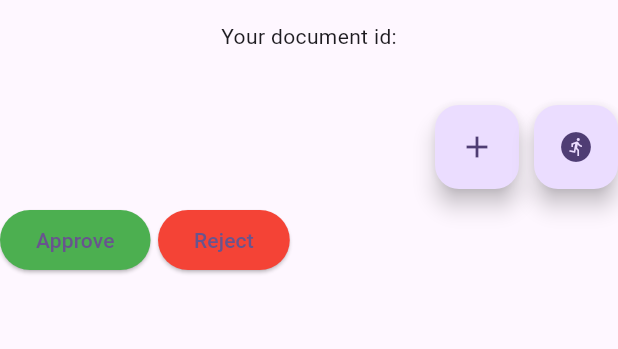
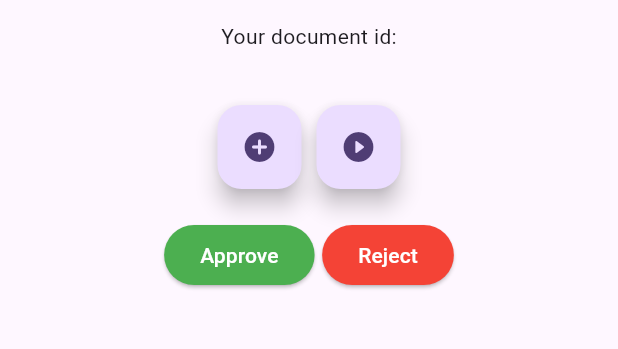
Before and after one commit to uptron-io/google_workflow_flutter, a Flutter app: the screen it shows after launch, on a phone screen of 412 x 824 dp, the part 63-412 px from its top. Run offline on Flutter 3.47's test engine with Material 3 defaults, Android fonts, the phone set to English and light mode, and no system bars; our stand-ins replace flutter_dotenv, supabase_flutter; accounts and stored records are empty.

Commit message:
Code review

```diff
--- a/app/lib/main.dart
+++ b/app/lib/main.dart
@@ -1,6 +1,5 @@
 import 'dart:async';
 
-import 'package:flutter/foundation.dart';
 import 'package:flutter/material.dart';
 import 'package:supabase_flutter/supabase_flutter.dart';
 import 'package:flutter_dotenv/flutter_dotenv.dart';
@@ -27,11 +26,12 @@ class MyApp extends StatelessWidget {
   @override
   Widget build(BuildContext context) {
     return MaterialApp(
-      title: 'Flutter Demo',
+      title: 'Document Management System',
       theme: ThemeData(
         colorScheme: ColorScheme.fromSeed(seedColor: Colors.deepPurple),
         useMaterial3: true,
       ),
+      debugShowCheckedModeBanner: false,
       home: MyHomePage(supabase: Supabase.instance.client),
     );
   }
@@ -122,7 +122,7 @@ class _MyHomePageState extends State<MyHomePage> {
         title: const Text('Document Management System'),
       ),
       body: Column(
-        crossAxisAlignment: CrossAxisAlignment.start,
+        crossAxisAlignment: CrossAxisAlignment.center,
         children: [
           Center(
             child: Column(
@@ -139,25 +139,25 @@ class _MyHomePageState extends State<MyHomePage> {
             ),
           ),
           Row(
-            mainAxisAlignment: MainAxisAlignment.end,
+            mainAxisAlignment: MainAxisAlignment.center,
             children: [
               FloatingActionButton(
                 onPressed: _createDocument,
                 tooltip: 'Create',
-                child: const Icon(Icons.add),
+                child: const Icon(Icons.add_circle_rounded),
               ),
               const SizedBox(width: 10),
               FloatingActionButton(
                 onPressed: _runWorkflow,
                 tooltip: 'Run Workflow',
-                child: const Icon(Icons.run_circle),
+                child: const Icon(Icons.play_circle_fill_rounded),
               ),
             ],
           ),
           Padding(
-            padding: const EdgeInsets.symmetric(vertical: 10.0),
+            padding: const EdgeInsets.all(20),
             child: Row(
-              mainAxisAlignment: MainAxisAlignment.start,
+              mainAxisAlignment: MainAxisAlignment.center,
               children: <Widget>[
                 ElevatedButton(
                   onPressed: () {
@@ -165,6 +165,7 @@ class _MyHomePageState extends State<MyHomePage> {
                   },
                   style: ElevatedButton.styleFrom(
                     backgroundColor: Colors.green,
+                    foregroundColor: Colors.white,
                   ),
                   child: const Text("Approve"),
                 ),
@@ -175,6 +176,7 @@ class _MyHomePageState extends State<MyHomePage> {
                   },
                   style: ElevatedButton.styleFrom(
                     backgroundColor: Colors.red,
+                    foregroundColor: Colors.white,
                   ),
                   child: const Text("Reject"),
                 ),
```
